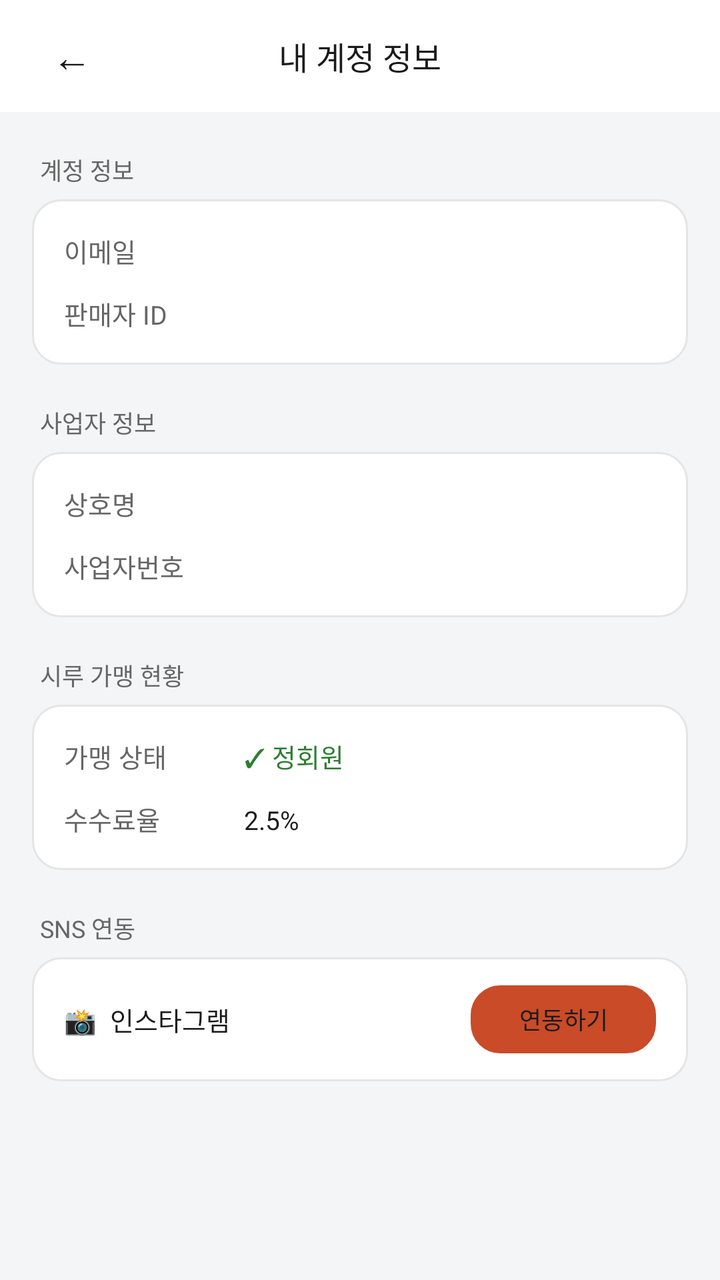
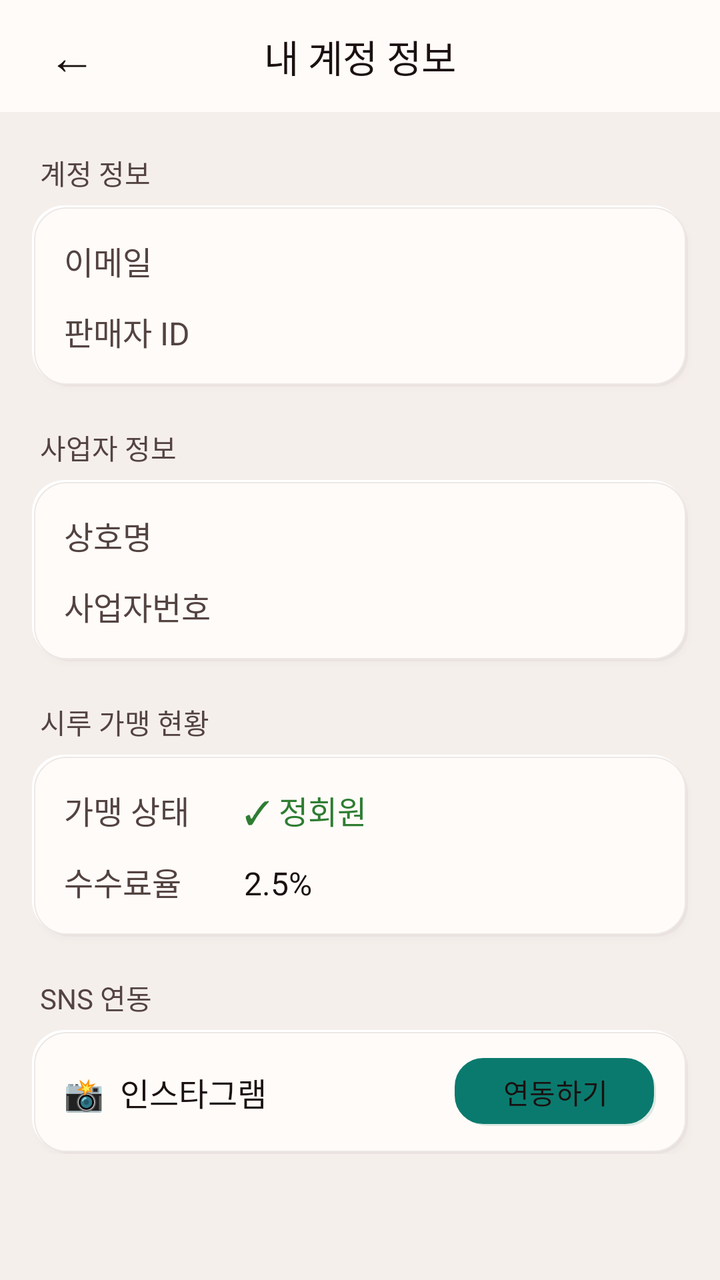

Screens rendered from an Android XML layout before and after an edit, with the pre-edit source and the edit as a unified diff.
<!-- AndroidManifest.xml: application theme Theme.Deuktemsiru_seller -->
<!-- res/layout/activity_account_info.xml -->
<?xml version="1.0" encoding="utf-8"?>

<androidx.core.widget.NestedScrollView
    xmlns:android="http://schemas.android.com/apk/res/android"
    android:layout_width="match_parent"
    android:layout_height="match_parent"
    android:background="@color/surface">

    <LinearLayout
        android:layout_width="match_parent"
        android:layout_height="wrap_content"
        android:orientation="vertical"
        android:paddingBottom="32dp">

        
        <LinearLayout
            android:layout_width="match_parent"
            android:layout_height="56dp"
            android:orientation="horizontal"
            android:gravity="center_vertical"
            android:paddingHorizontal="16dp"
            android:background="@color/white">

            <TextView
                android:id="@+id/btn_back"
                android:layout_width="40dp"
                android:layout_height="40dp"
                android:gravity="center"
                android:text="←"
                android:textSize="20sp"
                android:textColor="@color/text"
                android:clickable="true"
                android:focusable="true" />

            <TextView
                android:layout_width="0dp"
                android:layout_height="wrap_content"
                android:layout_weight="1"
                android:gravity="center"
                android:text="내 계정 정보"
                android:textSize="16sp"
                android:textColor="@color/text"
                android:fontFamily="sans-serif-medium" />

            <View android:layout_width="40dp" android:layout_height="40dp" />

        </LinearLayout>

        
        <TextView
            android:layout_width="wrap_content"
            android:layout_height="wrap_content"
            android:text="계정 정보"
            android:textSize="12sp"
            android:textColor="@color/text_sub"
            android:layout_marginHorizontal="20dp"
            android:layout_marginTop="20dp"
            android:layout_marginBottom="6dp" />

        <LinearLayout
            android:layout_width="match_parent"
            android:layout_height="wrap_content"
            android:orientation="vertical"
            android:background="@drawable/bg_card_white"
            android:padding="16dp"
            android:layout_marginHorizontal="16dp">

            <LinearLayout
                android:layout_width="match_parent"
                android:layout_height="wrap_content"
                android:orientation="horizontal"
                android:layout_marginBottom="12dp">

                <TextView
                    android:layout_width="90dp"
                    android:layout_height="wrap_content"
                    android:text="이메일"
                    android:textSize="13sp"
                    android:textColor="@color/text_sub" />

                <TextView
                    android:id="@+id/tv_email"
                    android:layout_width="wrap_content"
                    android:layout_height="wrap_content"
                    android:textSize="13sp"
                    android:textColor="@color/text" />

            </LinearLayout>

            <LinearLayout
                android:layout_width="match_parent"
                android:layout_height="wrap_content"
                android:orientation="horizontal">

                <TextView
                    android:layout_width="90dp"
                    android:layout_height="wrap_content"
                    android:text="판매자 ID"
                    android:textSize="13sp"
                    android:textColor="@color/text_sub" />

                <TextView
                    android:id="@+id/tv_seller_id"
                    android:layout_width="wrap_content"
                    android:layout_height="wrap_content"
                    android:textSize="13sp"
                    android:textColor="@color/text" />

            </LinearLayout>

        </LinearLayout>

        
        <TextView
            android:layout_width="wrap_content"
            android:layout_height="wrap_content"
            android:text="사업자 정보"
            android:textSize="12sp"
            android:textColor="@color/text_sub"
            android:layout_marginHorizontal="20dp"
            android:layout_marginTop="20dp"
            android:layout_marginBottom="6dp" />

        <LinearLayout
            android:layout_width="match_parent"
            android:layout_height="wrap_content"
            android:orientation="vertical"
            android:background="@drawable/bg_card_white"
            android:padding="16dp"
            android:layout_marginHorizontal="16dp">

            <LinearLayout
                android:layout_width="match_parent"
                android:layout_height="wrap_content"
                android:orientation="horizontal"
                android:layout_marginBottom="12dp">

                <TextView
                    android:layout_width="90dp"
                    android:layout_height="wrap_content"
                    android:text="상호명"
                    android:textSize="13sp"
                    android:textColor="@color/text_sub" />

                <TextView
                    android:id="@+id/tv_store_name"
                    android:layout_width="wrap_content"
                    android:layout_height="wrap_content"
                    android:textSize="13sp"
                    android:textColor="@color/text" />

            </LinearLayout>

            <LinearLayout
                android:layout_width="match_parent"
                android:layout_height="wrap_content"
                android:orientation="horizontal">

                <TextView
                    android:layout_width="90dp"
                    android:layout_height="wrap_content"
                    android:text="사업자번호"
                    android:textSize="13sp"
                    android:textColor="@color/text_sub" />

                <TextView
                    android:id="@+id/tv_business_number"
                    android:layout_width="wrap_content"
                    android:layout_height="wrap_content"
                    android:textSize="13sp"
                    android:textColor="@color/text" />

            </LinearLayout>

        </LinearLayout>

        
        <TextView
            android:layout_width="wrap_content"
            android:layout_height="wrap_content"
            android:text="시루 가맹 현황"
            android:textSize="12sp"
            android:textColor="@color/text_sub"
            android:layout_marginHorizontal="20dp"
            android:layout_marginTop="20dp"
            android:layout_marginBottom="6dp" />

        <LinearLayout
            android:layout_width="match_parent"
            android:layout_height="wrap_content"
            android:orientation="vertical"
            android:background="@drawable/bg_card_white"
            android:padding="16dp"
            android:layout_marginHorizontal="16dp">

            <LinearLayout
                android:layout_width="match_parent"
                android:layout_height="wrap_content"
                android:orientation="horizontal"
                android:layout_marginBottom="12dp">

                <TextView
                    android:layout_width="90dp"
                    android:layout_height="wrap_content"
                    android:text="가맹 상태"
                    android:textSize="13sp"
                    android:textColor="@color/text_sub" />

                <TextView
                    android:id="@+id/tv_membership_status"
                    android:layout_width="wrap_content"
                    android:layout_height="wrap_content"
                    android:text="✓ 정회원"
                    android:textSize="13sp"
                    android:textColor="#2E7D32"
                    android:fontFamily="sans-serif-medium" />

            </LinearLayout>

            <LinearLayout
                android:layout_width="match_parent"
                android:layout_height="wrap_content"
                android:orientation="horizontal">

                <TextView
                    android:layout_width="90dp"
                    android:layout_height="wrap_content"
                    android:text="수수료율"
                    android:textSize="13sp"
                    android:textColor="@color/text_sub" />

                <TextView
                    android:layout_width="wrap_content"
                    android:layout_height="wrap_content"
                    android:text="2.5%"
                    android:textSize="13sp"
                    android:textColor="@color/text" />

            </LinearLayout>

        </LinearLayout>

        
        <TextView
            android:layout_width="wrap_content"
            android:layout_height="wrap_content"
            android:text="SNS 연동"
            android:textSize="12sp"
            android:textColor="@color/text_sub"
            android:layout_marginHorizontal="20dp"
            android:layout_marginTop="20dp"
            android:layout_marginBottom="6dp" />

        <LinearLayout
            android:layout_width="match_parent"
            android:layout_height="wrap_content"
            android:orientation="horizontal"
            android:gravity="center_vertical"
            android:background="@drawable/bg_card_white"
            android:paddingHorizontal="16dp"
            android:paddingVertical="14dp"
            android:layout_marginHorizontal="16dp">

            <TextView
                android:layout_width="0dp"
                android:layout_height="wrap_content"
                android:layout_weight="1"
                android:text="📸  인스타그램"
                android:textSize="13sp"
                android:textColor="@color/text" />

            <Button
                android:id="@+id/btn_instagram"
                android:layout_width="wrap_content"
                android:layout_height="34dp"
                android:background="@drawable/bg_button_outline"
                android:backgroundTint="@null"
                android:insetTop="0dp"
                android:insetBottom="0dp"
                android:stateListAnimator="@null"
                android:text="연동하기"
                android:textColor="@color/text"
                android:textSize="12sp" />

        </LinearLayout>

    </LinearLayout>

</androidx.core.widget.NestedScrollView>
<!-- resources referenced by this layout -->
<resources>
  <color name="surface">#FFF4F5F7</color>
  <color name="text">#FF1A1A1A</color>
  <color name="text_sub">#FF666666</color>
  <color name="white">#FFFFFFFF</color>
  <!-- drawable bg_button_outline (drawable) -->
  <?xml version="1.0" encoding="utf-8"?>
  
  <shape xmlns:android="http://schemas.android.com/apk/res/android"
      android:shape="rectangle">
      <solid android:color="#FFFFFF" />
      <stroke android:width="1.5dp" android:color="#E5E5E5" />
      <corners android:radius="14dp" />
  </shape>
  <!-- drawable bg_card_white (drawable) -->
  <?xml version="1.0" encoding="utf-8"?>
  
  <shape xmlns:android="http://schemas.android.com/apk/res/android"
      android:shape="rectangle">
      <solid android:color="#FFFFFF" />
      <stroke android:width="1dp" android:color="#E5E5E5" />
      <corners android:radius="14dp" />
  </shape>
  <style name="Theme.Deuktemsiru_seller" parent="Base.Theme.Deuktemsiru_seller" />
  <style name="Base.Theme.Deuktemsiru_seller" parent="Theme.Material3.Light.NoActionBar">
          <item name="colorPrimary">@color/primary</item>
          <item name="colorPrimaryVariant">@color/primary_dark</item>
          <item name="colorOnPrimary">@color/white</item>
          <item name="colorSurface">@color/surface</item>
          <item name="android:colorBackground">@color/surface</item>
          <item name="android:fontFamily">sans-serif</item>
          <item name="bottomNavigationStyle">@style/Widget.App.BottomNav</item>
      </style>
  <color name="primary">#FFC94B28</color>
  <color name="primary_dark">#FF8A2F19</color>
  <style name="Widget.App.BottomNav" parent="Widget.Material3.BottomNavigationView">
          <item name="itemIconTint">@color/bottom_nav_color</item>
          <item name="itemTextColor">@color/bottom_nav_color</item>
          <item name="itemActiveIndicatorStyle">@style/Widget.App.ActiveIndicator</item>
      </style>
  <style name="Widget.App.ActiveIndicator" parent="Widget.Material3.BottomNavigationView.ActiveIndicator">
          <item name="android:color">@color/primary_light</item>
      </style>
  <color name="primary_light">#FFFFE7DE</color>
</resources>

<!-- the commit's change to res/layout/activity_account_info.xml (unified diff, before → after) -->
@@ -19,7 +19,7 @@
             android:orientation="horizontal"
             android:gravity="center_vertical"
             android:paddingHorizontal="16dp"
-            android:background="@color/white">
+            android:background="@color/surface_alt">
 
             <TextView
                 android:id="@+id/btn_back"
@@ -27,7 +27,7 @@
                 android:layout_height="40dp"
                 android:gravity="center"
                 android:text="←"
-                android:textSize="20sp"
+                android:textSize="24sp"
                 android:textColor="@color/text"
                 android:clickable="true"
                 android:focusable="true" />
@@ -38,7 +38,7 @@
                 android:layout_weight="1"
                 android:gravity="center"
                 android:text="내 계정 정보"
-                android:textSize="16sp"
+                android:textSize="19sp"
                 android:textColor="@color/text"
                 android:fontFamily="sans-serif-medium" />
 
@@ -51,7 +51,7 @@
             android:layout_width="wrap_content"
             android:layout_height="wrap_content"
             android:text="계정 정보"
-            android:textSize="12sp"
+            android:textSize="14sp"
             android:textColor="@color/text_sub"
             android:layout_marginHorizontal="20dp"
             android:layout_marginTop="20dp"
@@ -62,6 +62,7 @@
             android:layout_height="wrap_content"
             android:orientation="vertical"
             android:background="@drawable/bg_card_white"
+    android:elevation="2dp"
             android:padding="16dp"
             android:layout_marginHorizontal="16dp">
 
@@ -75,14 +76,14 @@
                     android:layout_width="90dp"
                     android:layout_height="wrap_content"
                     android:text="이메일"
-                    android:textSize="13sp"
+                    android:textSize="16sp"
                     android:textColor="@color/text_sub" />
 
                 <TextView
                     android:id="@+id/tv_email"
                     android:layout_width="wrap_content"
                     android:layout_height="wrap_content"
-                    android:textSize="13sp"
+                    android:textSize="16sp"
                     android:textColor="@color/text" />
 
             </LinearLayout>
@@ -96,14 +97,14 @@
                     android:layout_width="90dp"
                     android:layout_height="wrap_content"
                     android:text="판매자 ID"
-                    android:textSize="13sp"
+                    android:textSize="16sp"
                     android:textColor="@color/text_sub" />
 
                 <TextView
                     android:id="@+id/tv_seller_id"
                     android:layout_width="wrap_content"
                     android:layout_height="wrap_content"
-                    android:textSize="13sp"
+                    android:textSize="16sp"
                     android:textColor="@color/text" />
 
             </LinearLayout>
@@ -115,7 +116,7 @@
             android:layout_width="wrap_content"
             android:layout_height="wrap_content"
             android:text="사업자 정보"
-            android:textSize="12sp"
+            android:textSize="14sp"
             android:textColor="@color/text_sub"
             android:layout_marginHorizontal="20dp"
             android:layout_marginTop="20dp"
@@ -126,6 +127,7 @@
             android:layout_height="wrap_content"
             android:orientation="vertical"
             android:background="@drawable/bg_card_white"
+    android:elevation="2dp"
             android:padding="16dp"
             android:layout_marginHorizontal="16dp">
 
@@ -139,14 +141,14 @@
                     android:layout_width="90dp"
                     android:layout_height="wrap_content"
                     android:text="상호명"
-                    android:textSize="13sp"
+                    android:textSize="16sp"
                     android:textColor="@color/text_sub" />
 
                 <TextView
                     android:id="@+id/tv_store_name"
                     android:layout_width="wrap_content"
                     android:layout_height="wrap_content"
-                    android:textSize="13sp"
+                    android:textSize="16sp"
                     android:textColor="@color/text" />
 
             </LinearLayout>
@@ -160,14 +162,14 @@
                     android:layout_width="90dp"
                     android:layout_height="wrap_content"
                     android:text="사업자번호"
-                    android:textSize="13sp"
+                    android:textSize="16sp"
                     android:textColor="@color/text_sub" />
 
                 <TextView
                     android:id="@+id/tv_business_number"
                     android:layout_width="wrap_content"
                     android:layout_height="wrap_content"
-                    android:textSize="13sp"
+                    android:textSize="16sp"
                     android:textColor="@color/text" />
 
             </LinearLayout>
@@ -179,7 +181,7 @@
             android:layout_width="wrap_content"
             android:layout_height="wrap_content"
             android:text="시루 가맹 현황"
-            android:textSize="12sp"
+            android:textSize="14sp"
             android:textColor="@color/text_sub"
             android:layout_marginHorizontal="20dp"
             android:layout_marginTop="20dp"
@@ -190,6 +192,7 @@
             android:layout_height="wrap_content"
             android:orientation="vertical"
             android:background="@drawable/bg_card_white"
+    android:elevation="2dp"
             android:padding="16dp"
             android:layout_marginHorizontal="16dp">
 
@@ -203,7 +206,7 @@
                     android:layout_width="90dp"
                     android:layout_height="wrap_content"
                     android:text="가맹 상태"
-                    android:textSize="13sp"
+                    android:textSize="16sp"
                     android:textColor="@color/text_sub" />
 
                 <TextView
@@ -211,7 +214,7 @@
                     android:layout_width="wrap_content"
                     android:layout_height="wrap_content"
                     android:text="✓ 정회원"
-                    android:textSize="13sp"
+                    android:textSize="16sp"
                     android:textColor="#2E7D32"
                     android:fontFamily="sans-serif-medium" />
 
@@ -226,14 +229,14 @@
                     android:layout_width="90dp"
                     android:layout_height="wrap_content"
                     android:text="수수료율"
-                    android:textSize="13sp"
+                    android:textSize="16sp"
                     android:textColor="@color/text_sub" />
 
                 <TextView
                     android:layout_width="wrap_content"
                     android:layout_height="wrap_content"
                     android:text="2.5%"
-                    android:textSize="13sp"
+                    android:textSize="16sp"
                     android:textColor="@color/text" />
 
             </LinearLayout>
@@ -245,7 +248,7 @@
             android:layout_width="wrap_content"
             android:layout_height="wrap_content"
             android:text="SNS 연동"
-            android:textSize="12sp"
+            android:textSize="14sp"
             android:textColor="@color/text_sub"
             android:layout_marginHorizontal="20dp"
             android:layout_marginTop="20dp"
@@ -257,6 +260,7 @@
             android:orientation="horizontal"
             android:gravity="center_vertical"
             android:background="@drawable/bg_card_white"
+    android:elevation="2dp"
             android:paddingHorizontal="16dp"
             android:paddingVertical="14dp"
             android:layout_marginHorizontal="16dp">
@@ -266,7 +270,7 @@
                 android:layout_height="wrap_content"
                 android:layout_weight="1"
                 android:text="📸  인스타그램"
-                android:textSize="13sp"
+                android:textSize="16sp"
                 android:textColor="@color/text" />
 
             <Button
@@ -280,7 +284,7 @@
                 android:stateListAnimator="@null"
                 android:text="연동하기"
                 android:textColor="@color/text"
-                android:textSize="12sp" />
+                android:textSize="14sp" />
 
         </LinearLayout>
 
<!-- resource entries referenced after the edit -->
@@ -1,28 +1,54 @@
 <!-- resources referenced by this layout -->
 <resources>
-  <color name="surface">#FFF4F5F7</color>
-  <color name="text">#FF1A1A1A</color>
-  <color name="text_sub">#FF666666</color>
+  <color name="surface">#FFF5EFEC</color>
+  <color name="surface_alt">#FFFFFBF8</color>
+  <color name="text">#FF1A1110</color>
+  <color name="text_sub">#FF534341</color>
   <color name="white">#FFFFFFFF</color>
+  <color name="border_light">#FFEDE8E5</color>
+  <color name="neu_highlight">#FFFFFFFF</color>
   <!-- drawable bg_button_outline (drawable) -->
   <?xml version="1.0" encoding="utf-8"?>
-  
-  <shape xmlns:android="http://schemas.android.com/apk/res/android"
-      android:shape="rectangle">
-      <solid android:color="#FFFFFF" />
-      <stroke android:width="1.5dp" android:color="#E5E5E5" />
-      <corners android:radius="14dp" />
-  </shape>
+  <layer-list xmlns:android="http://schemas.android.com/apk/res/android">
+      <item android:left="2dp" android:top="2dp">
+          <shape android:shape="rectangle">
+              <solid android:color="@color/neu_shadow" />
+              <corners android:radius="14dp" />
+          </shape>
+      </item>
+      <item android:right="1dp" android:bottom="1dp">
+          <shape android:shape="rectangle">
+              <solid android:color="@color/white" />
+              <stroke android:width="0.5dp" android:color="@color/border_light" />
+              <corners android:radius="14dp" />
+          </shape>
+      </item>
+  </layer-list>
   <!-- drawable bg_card_white (drawable) -->
   <?xml version="1.0" encoding="utf-8"?>
-  
-  <shape xmlns:android="http://schemas.android.com/apk/res/android"
-      android:shape="rectangle">
-      <solid android:color="#FFFFFF" />
-      <stroke android:width="1dp" android:color="#E5E5E5" />
-      <corners android:radius="14dp" />
-  </shape>
+  <layer-list xmlns:android="http://schemas.android.com/apk/res/android">
+      <item android:left="3dp" android:top="3dp">
+          <shape android:shape="rectangle">
+              <solid android:color="@color/neu_shadow" />
+              <corners android:radius="16dp" />
+          </shape>
+      </item>
+      <item android:right="2dp" android:bottom="2dp">
+          <shape android:shape="rectangle">
+              <solid android:color="@color/neu_highlight" />
+              <corners android:radius="16dp" />
+          </shape>
+      </item>
+      <item android:left="1dp" android:top="1dp" android:right="1dp" android:bottom="1dp">
+          <shape android:shape="rectangle">
+              <solid android:color="@color/surface_alt" />
+              <stroke android:width="0.5dp" android:color="@color/border_light" />
+              <corners android:radius="16dp" />
+          </shape>
+      </item>
+  </layer-list>
   <style name="Theme.Deuktemsiru_seller" parent="Base.Theme.Deuktemsiru_seller" />
+  <color name="neu_shadow">#24C7B3AD</color>
   <style name="Base.Theme.Deuktemsiru_seller" parent="Theme.Material3.Light.NoActionBar">
           <item name="colorPrimary">@color/primary</item>
           <item name="colorPrimaryVariant">@color/primary_dark</item>
@@ -30,10 +56,13 @@
           <item name="colorSurface">@color/surface</item>
           <item name="android:colorBackground">@color/surface</item>
           <item name="android:fontFamily">sans-serif</item>
+          <item name="android:navigationBarColor">@color/surface_alt</item>
+          <item name="android:statusBarColor" tools:targetApi="l">@color/surface_alt</item>
+          <item name="android:windowLightStatusBar" tools:targetApi="m">true</item>
           <item name="bottomNavigationStyle">@style/Widget.App.BottomNav</item>
       </style>
-  <color name="primary">#FFC94B28</color>
-  <color name="primary_dark">#FF8A2F19</color>
+  <color name="primary">#0B7A6E</color>
+  <color name="primary_dark">#065950</color>
   <style name="Widget.App.BottomNav" parent="Widget.Material3.BottomNavigationView">
           <item name="itemIconTint">@color/bottom_nav_color</item>
           <item name="itemTextColor">@color/bottom_nav_color</item>
@@ -42,6 +71,6 @@
   <style name="Widget.App.ActiveIndicator" parent="Widget.Material3.BottomNavigationView.ActiveIndicator">
           <item name="android:color">@color/primary_light</item>
       </style>
-  <color name="primary_light">#FFFFE7DE</color>
+  <color name="primary_light">#C8EDEA</color>
 </resources>
 
